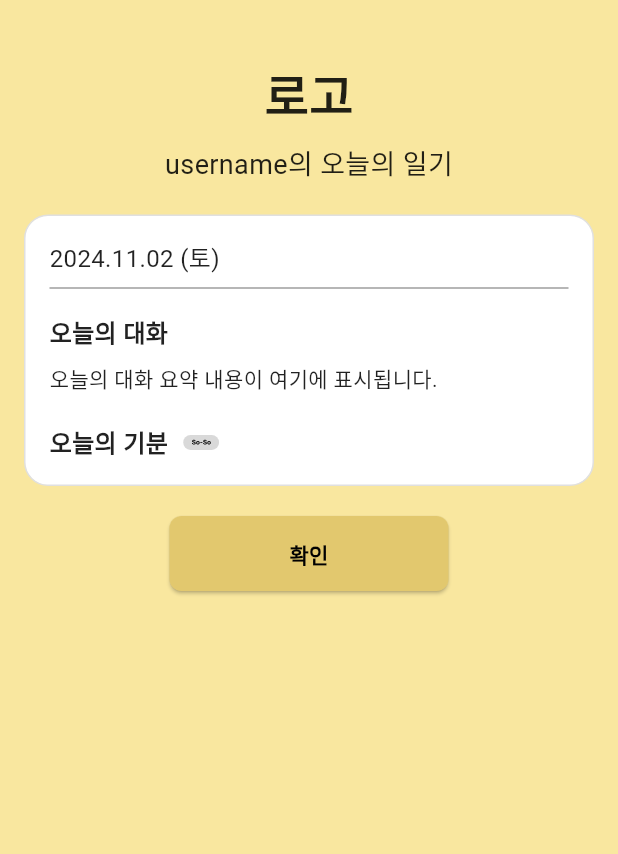
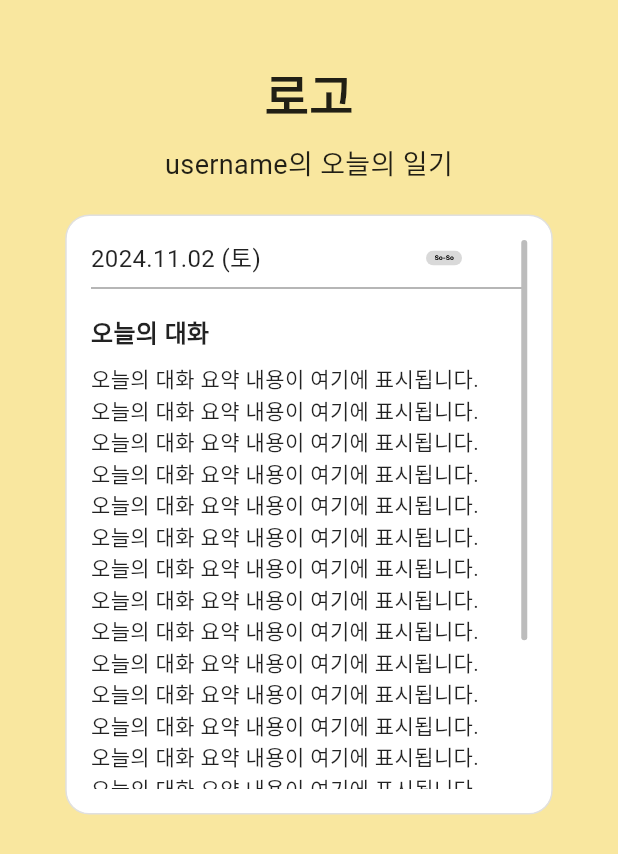
Before and after one commit to 2024-Uni-D/FE, a Flutter app: the DiaryScreen screen opened directly, on a phone screen of 412 x 824 dp. Shown: the top 854 px of the screen. Run offline on Flutter 3.47's test engine with Material 3 defaults, Android fonts, the phone set to English and light mode, and no system bars; our stand-ins replace flutter_svg.

Commit message:
Fix: 수정 변경

```diff
--- a/flutter_application_1/lib/screens/today_Diary.dart
+++ b/flutter_application_1/lib/screens/today_Diary.dart
@@ -61,6 +61,8 @@ class _DiaryScreenState extends State<DiaryScreen> {
             ),
             SizedBox(height: 20),
             Container(
+              width: 325, // 너비 설정
+              height: 400, // 높이 설정
               margin: EdgeInsets.symmetric(horizontal: 16),
               padding: EdgeInsets.all(16),
               decoration: BoxDecoration(
@@ -68,8 +70,14 @@ class _DiaryScreenState extends State<DiaryScreen> {
                 borderRadius: BorderRadius.circular(16),
                 border: Border.all(color: Colors.grey.shade300),
               ),
+              child: Scrollbar( // 스크롤바 추가
+                thumbVisibility: true, // 항상 보여줌
+                radius: Radius.circular(20), // 스크롤바의 모서리 반경
+                child: SingleChildScrollView( // 스크롤 가능하게 만들기
                   child: Column(
                     crossAxisAlignment: CrossAxisAlignment.start,
+                    children: [
+                      Row(
                         children: [
                           Text(
                             getCurrentDate(),
@@ -77,6 +85,15 @@ class _DiaryScreenState extends State<DiaryScreen> {
                               color: Colors.black87,
                               fontSize: 16,
                             ),
+                          ),
+                          SizedBox(width: 110), // SVG와의 간격 조정
+                          SvgPicture.asset(
+                            getMoodSvgPath(),
+                            width: 24,
+                            height: 24,
+                            placeholderBuilder: (context) => Container(),
+                          ),
+                        ],
                       ),
                       Divider(color: Colors.grey),
                       SizedBox(height: 10),
@@ -89,6 +106,8 @@ class _DiaryScreenState extends State<DiaryScreen> {
                         ),
                       ),
                       SizedBox(height: 8),
+                      // 여러 줄의 텍스트 추가
+                      for (int i = 0; i < 20; i++)
                         Text(
                           summary,
                           style: TextStyle(
@@ -96,50 +115,11 @@ class _DiaryScreenState extends State<DiaryScreen> {
                             fontSize: 14,
                           ),
                         ),
-                  SizedBox(height: 20),
-                  Row(
-                    children: [
-                      Text(
-                        '오늘의 기분',
-                        style: TextStyle(
-                          fontSize: 16,
-                          fontWeight: FontWeight.bold,
-                          color: Colors.black87,
-                        ),
-                      ),
-                      SizedBox(width: 10),
-                      SvgPicture.asset(
-                        getMoodSvgPath(),
-                        width: 24,
-                        height: 24,
-                        placeholderBuilder: (context) => Container(),
-                      ),
-                    ],
-                  ),
                     ],
                   ),
                 ),
-            SizedBox(height: 20),
-            ElevatedButton(
-              onPressed: () {
-                // 확인 버튼 동작
-              },
-              style: ElevatedButton.styleFrom(
-                backgroundColor: Color(0xFFE2C86E),
-                padding: EdgeInsets.symmetric(horizontal: 80, vertical: 15),
-                shape: RoundedRectangleBorder(
-                  borderRadius: BorderRadius.circular(8.0),
               ),
             ),
-              child: Text(
-                '확인',
-                style: TextStyle(
-                  color: Colors.black,
-                  fontWeight: FontWeight.bold,
-                ),
-              ),
-            ),
-            SizedBox(height: 20),
           ],
         ),
       ),
```
Also changed, not shown: flutter_application_1/pubspec.lock. Lines whose indentation alone changed are shown as unchanged.
